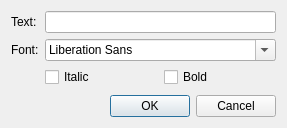
The window that src/ui/qgsredliningtextdialog.ui (kadas-albireo/kadas-albireo) describes before a commit, drawn with Qt 5.
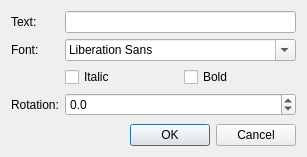
The same window after the commit.

Commit message: [Redlining] Label rotation support

Diff of the .ui file:
```diff
--- a/src/ui/qgsredliningtextdialog.ui
+++ b/src/ui/qgsredliningtextdialog.ui
@@ -7,15 +7,38 @@
     <x>0</x>
     <y>0</y>
     <width>258</width>
-    <height>128</height>
+    <height>157</height>
    </rect>
   </property>
   <property name="windowTitle">
    <string>Text Properties</string>
   </property>
   <layout class="QGridLayout" name="gridLayout">
-   <item row="0" column="1" colspan="2">
-    <widget class="QLineEdit" name="lineEditText"/>
+   <item row="1" column="0">
+    <widget class="QLabel" name="labelFont">
+     <property name="sizePolicy">
+      <sizepolicy hsizetype="Maximum" vsizetype="Preferred">
+       <horstretch>0</horstretch>
+       <verstretch>0</verstretch>
+      </sizepolicy>
+     </property>
+     <property name="text">
+      <string>Font:</string>
+     </property>
+    </widget>
+   </item>
+   <item row="5" column="0" colspan="3">
+    <spacer name="verticalSpacer">
+     <property name="orientation">
+      <enum>Qt::Vertical</enum>
+     </property>
+     <property name="sizeHint" stdset="0">
+      <size>
+       <width>20</width>
+       <height>40</height>
+      </size>
+     </property>
+    </spacer>
    </item>
    <item row="0" column="0">
     <widget class="QLabel" name="labelText">
@@ -30,23 +53,20 @@
      </property>
     </widget>
    </item>
+   <item row="0" column="1" colspan="2">
+    <widget class="QLineEdit" name="lineEditText"/>
+   </item>
    <item row="1" column="1" colspan="2">
     <widget class="QFontComboBox" name="fontComboBox"/>
    </item>
-   <item row="1" column="0">
-    <widget class="QLabel" name="labelFont">
-     <property name="sizePolicy">
-      <sizepolicy hsizetype="Maximum" vsizetype="Preferred">
-       <horstretch>0</horstretch>
-       <verstretch>0</verstretch>
-      </sizepolicy>
-     </property>
+   <item row="2" column="2">
+    <widget class="QCheckBox" name="checkBoxBold">
      <property name="text">
-      <string>Font:</string>
+      <string>Bold</string>
      </property>
     </widget>
    </item>
-   <item row="4" column="0" colspan="3">
+   <item row="6" column="0" colspan="3">
     <widget class="QDialogButtonBox" name="buttonBox">
      <property name="orientation">
       <enum>Qt::Horizontal</enum>
@@ -63,25 +83,28 @@
      </property>
     </widget>
    </item>
-   <item row="2" column="2">
-    <widget class="QCheckBox" name="checkBoxBold">
+   <item row="3" column="0">
+    <widget class="QLabel" name="labelRotation">
      <property name="text">
-      <string>Bold</string>
+      <string>Rotation:</string>
      </property>
     </widget>
    </item>
-   <item row="3" column="0" colspan="3">
-    <spacer name="verticalSpacer">
-     <property name="orientation">
-      <enum>Qt::Vertical</enum>
+   <item row="3" column="1" colspan="2">
+    <widget class="QDoubleSpinBox" name="spinBoxRotation">
+     <property name="wrapping">
+      <bool>true</bool>
      </property>
-     <property name="sizeHint" stdset="0">
-      <size>
-       <width>20</width>
-       <height>40</height>
-      </size>
+     <property name="decimals">
+      <number>1</number>
      </property>
-    </spacer>
+     <property name="minimum">
+      <double>-179.900000000000006</double>
+     </property>
+     <property name="maximum">
+      <double>180.000000000000000</double>
+     </property>
+    </widget>
    </item>
   </layout>
  </widget>
```
The commit also changes 5 other files.
